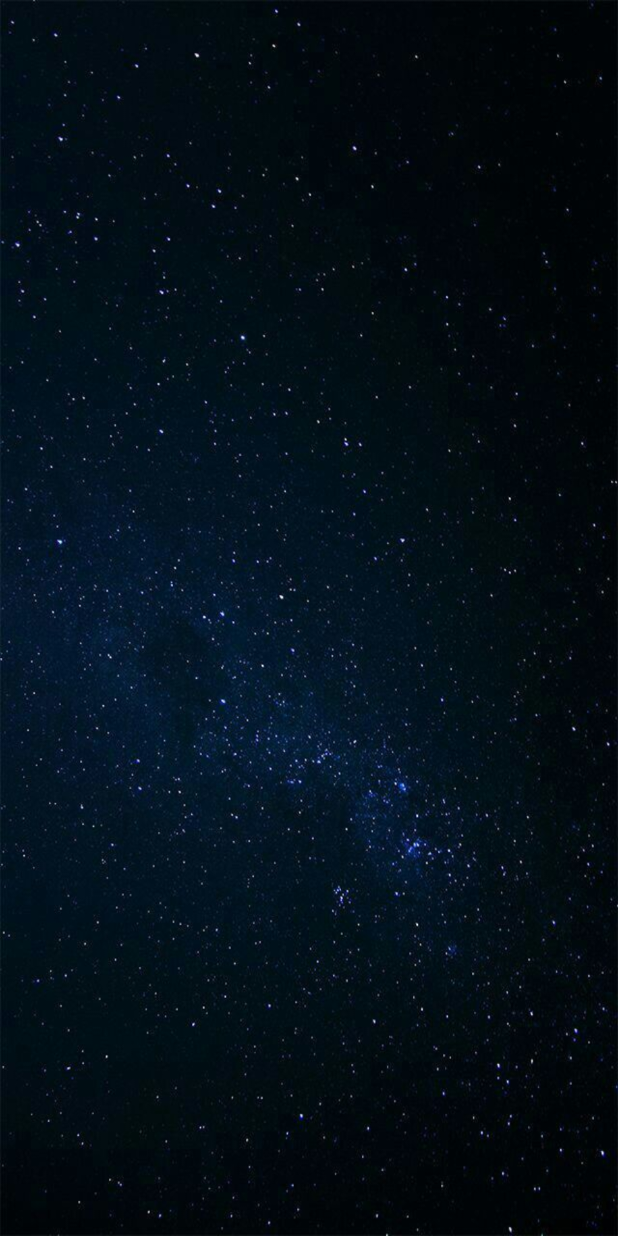
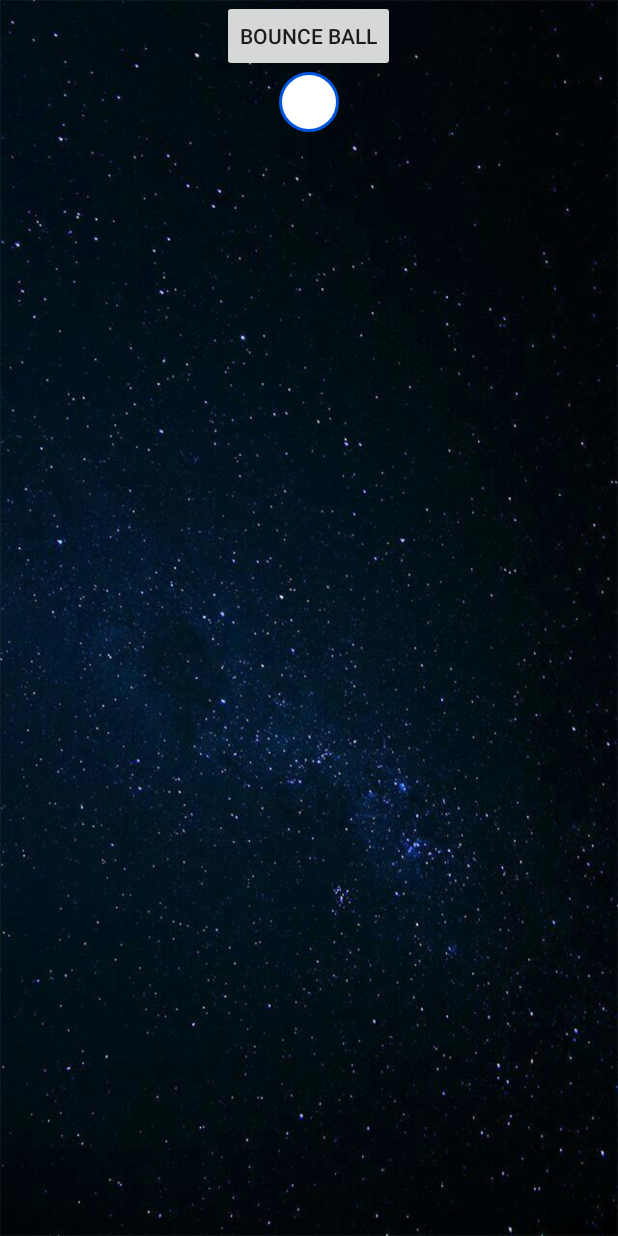
Before and after one commit to Yztoc/Android_MiniGames, an Android app: the Ball screen opened directly, with no data from a screen before it, on a phone screen of 412 x 824 dp. Run offline under Robolectric (Android 15) with nearby library versions, the phone set to English and light mode, and no system bars.

Commit message:
add ball xml file

```diff
--- /dev/null
+++ b/app/src/main/res/drawable/ball_shape.xml
@@ -0,0 +1,15 @@
+<?xml version="1.0" encoding="utf-8"?>
+<shape xmlns:android="http://schemas.android.com/apk/res/android"
+    android:shape="oval" >
+
+    <solid android:color="#fff" />
+
+    <stroke
+        android:width="2dp"
+        android:color="#05d" />
+
+    <size
+        android:height="40dp"
+        android:width="40dp" />
+
+</shape>
--- a/app/src/main/res/layout/activity_ball.xml
+++ b/app/src/main/res/layout/activity_ball.xml
@@ -1,6 +1,8 @@
 <?xml version="1.0" encoding="utf-8"?>
 <android.support.constraint.ConstraintLayout
-    xmlns:android="http://schemas.android.com/apk/res/android" android:layout_width="match_parent"
+    xmlns:android="http://schemas.android.com/apk/res/android"
+    xmlns:tools="http://schemas.android.com/tools"
+    android:layout_width="match_parent"
     android:layout_height="match_parent">
     <ImageView
         android:src="@drawable/back_ball"
@@ -9,4 +11,26 @@
         android:layout_height="match_parent"
         android:layout_width="match_parent"/>
 
+    <RelativeLayout xmlns:android="http://schemas.android.com/apk/res/android"
+        android:layout_width="fill_parent"
+        android:layout_height="fill_parent"
+        android:orientation="vertical" >
+
+        <Button
+            android:id="@+id/bounceBallButton"
+            android:layout_width="wrap_content"
+            android:layout_height="wrap_content"
+            android:layout_centerHorizontal="true"
+            android:text="Bounce Ball" />
+
+        <ImageView
+            android:id="@+id/bounceBallImage"
+            android:layout_width="wrap_content"
+            android:layout_height="wrap_content"
+            android:layout_centerHorizontal="true"
+            android:layout_below="@id/bounceBallButton"
+            android:background="@drawable/ball_shape" />
+
+    </RelativeLayout>
+
 </android.support.constraint.ConstraintLayout>
```
